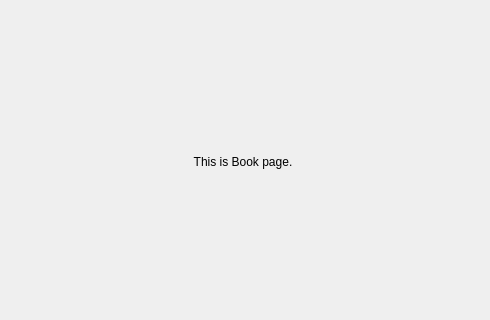
The window that rsrc/ui/book.ui (chanongul/Booque) describes before a commit, drawn with Qt 5; both pictures show x 357 to 847 and y 186 to 506 of the 1200 by 721 pixel window.
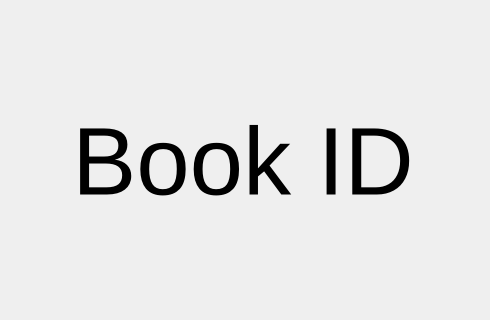
The same window after the commit.

Diff of the .ui file:
```diff
--- a/rsrc/ui/book.ui
+++ b/rsrc/ui/book.ui
@@ -18,9 +18,14 @@
   </property>
   <layout class="QGridLayout" name="gridLayout">
    <item row="2" column="0">
-    <widget class="QLabel" name="label">
+    <widget class="QLabel" name="id_label">
+     <property name="font">
+      <font>
+       <pointsize>72</pointsize>
+      </font>
+     </property>
      <property name="text">
-      <string>This is Book page.</string>
+      <string>Book ID</string>
      </property>
      <property name="alignment">
       <set>Qt::AlignCenter</set>
```
